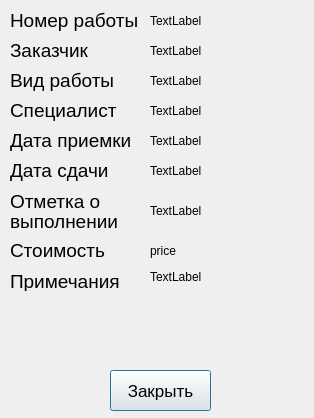
Before: the Qt Designer form тут .exe/forms/viewForm.ui in MrKykypy3ka/SRM_IT, drawn with Qt 5.
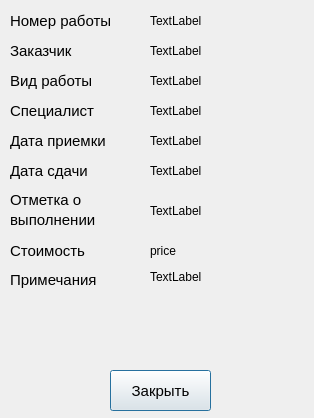
After: the same form once the commit is applied. Icons and pictures are not drawn.

Diff of the .ui file:
```diff
--- a/тут .exe/forms/viewForm.ui
+++ b/тут .exe/forms/viewForm.ui
@@ -29,7 +29,7 @@
    <property name="font">
     <font>
      <family>MS Shell Dlg 2</family>
-     <pointsize>14</pointsize>
+     <pointsize>11</pointsize>
     </font>
    </property>
    <property name="lineWidth">
@@ -50,7 +50,7 @@
    </property>
    <property name="font">
     <font>
-     <pointsize>14</pointsize>
+     <pointsize>11</pointsize>
     </font>
    </property>
    <property name="text">
@@ -68,7 +68,7 @@
    </property>
    <property name="font">
     <font>
-     <pointsize>14</pointsize>
+     <pointsize>11</pointsize>
     </font>
    </property>
    <property name="text">
@@ -86,7 +86,7 @@
    </property>
    <property name="font">
     <font>
-     <pointsize>14</pointsize>
+     <pointsize>11</pointsize>
     </font>
    </property>
    <property name="text">
@@ -105,7 +105,7 @@
    <property name="font">
     <font>
      <family>MS Shell Dlg 2</family>
-     <pointsize>14</pointsize>
+     <pointsize>11</pointsize>
     </font>
    </property>
    <property name="lineWidth">
@@ -127,7 +127,7 @@
    <property name="font">
     <font>
      <family>MS Shell Dlg 2</family>
-     <pointsize>14</pointsize>
+     <pointsize>11</pointsize>
     </font>
    </property>
    <property name="lineWidth">
@@ -148,7 +148,7 @@
    </property>
    <property name="font">
     <font>
-     <pointsize>14</pointsize>
+     <pointsize>11</pointsize>
     </font>
    </property>
    <property name="text">
@@ -166,7 +166,7 @@
    </property>
    <property name="font">
     <font>
-     <pointsize>13</pointsize>
+     <pointsize>11</pointsize>
     </font>
    </property>
    <property name="text">
@@ -184,7 +184,7 @@
    </property>
    <property name="font">
     <font>
-     <pointsize>14</pointsize>
+     <pointsize>11</pointsize>
     </font>
    </property>
    <property name="text">
@@ -202,7 +202,7 @@
    </property>
    <property name="font">
     <font>
-     <pointsize>14</pointsize>
+     <pointsize>11</pointsize>
     </font>
    </property>
    <property name="text">
@@ -327,7 +327,7 @@
    </property>
    <property name="font">
     <font>
-     <pointsize>14</pointsize>
+     <pointsize>11</pointsize>
     </font>
    </property>
    <property name="text">
```
